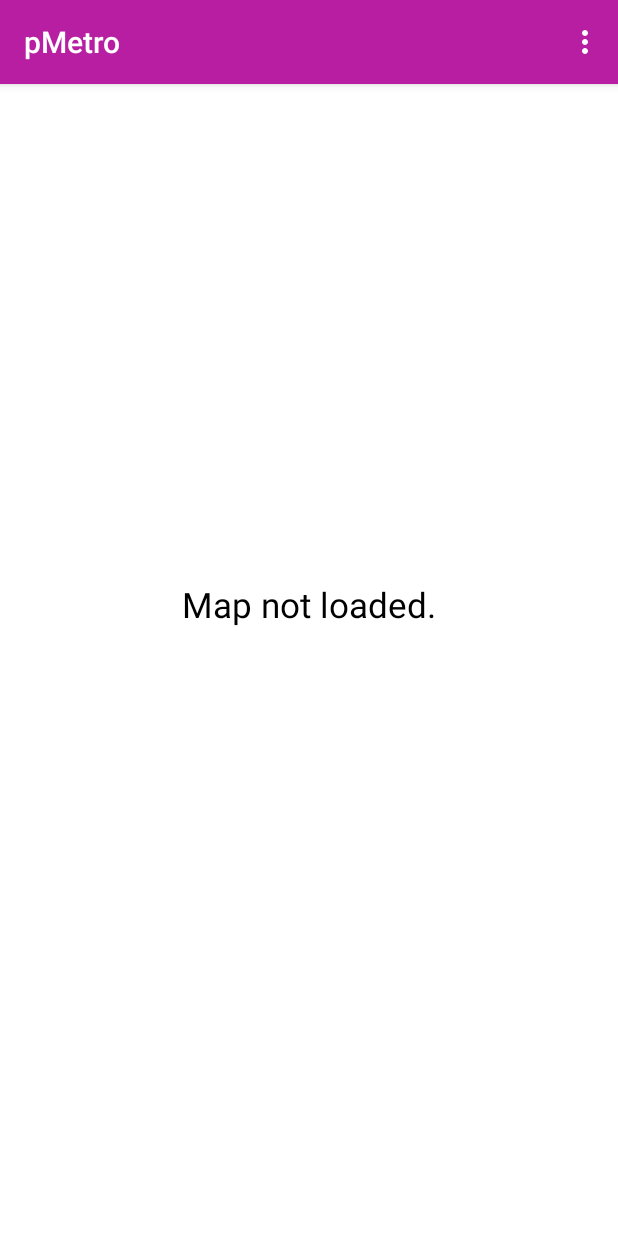
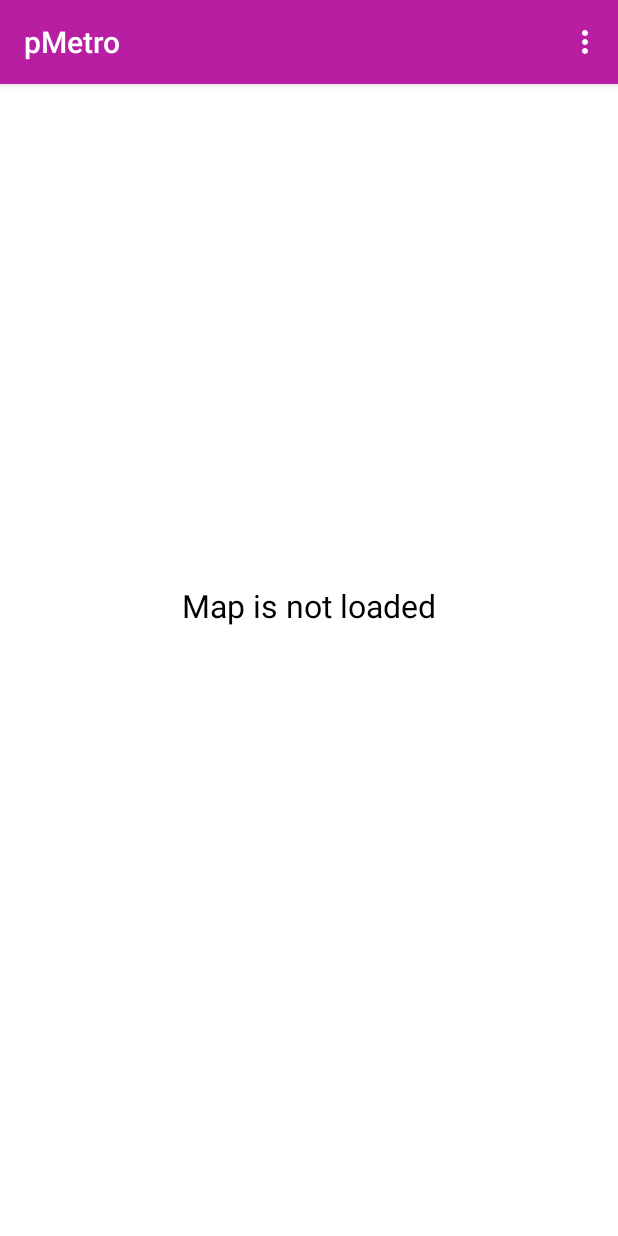
Before and after one commit to Utyff/pMetro, an Android app: the MapActivity screen opened directly, with no data from a screen before it, on a phone screen of 412 x 824 dp. Run offline under Robolectric (Android 15) with nearby library versions, the phone set to English and light mode, and no system bars; pictures from the network do not load.

Commit message:
Fixed untranslated strings

```diff
--- a/app/src/main/java/com/utyf/pmetro/Map_View.java
+++ b/app/src/main/java/com/utyf/pmetro/Map_View.java
@@ -26,8 +26,8 @@ import com.utyf.pmetro.util.TouchView;
 
 public class Map_View extends TouchView {
     private final MapData mapData;
-    private final String notLoaded = "Map not loaded.";
-    private final String loadingMap = "Loading map..";
+    private final String notLoadedText;
+    private final String loadingMapText;
     float fontSize;
     private int   xCentre,yCentre;
     private Rect  rectBar;
@@ -47,6 +47,9 @@ public class Map_View extends TouchView {
     public Map_View(Context context, MapData _mapData) {
         super(context);
         this.mapData = _mapData;
+
+        notLoadedText = getResources().getString(R.string.map_not_loaded);
+        loadingMapText = getResources().getString(R.string.loading_map);
 
         //TypedValue tv = new TypedValue();   // Calculate ActionBar height
         //if( getContext().getTheme().resolveAttribute(android.R.attr.actionBarSize,tv,true) )
@@ -141,7 +144,7 @@ public class Map_View extends TouchView {
         fontSize = 0;
         do
             blackPaint.setTextSize(++fontSize);
-        while( blackPaint.measureText(notLoaded)<w/2.5f );
+        while( blackPaint.measureText(notLoadedText)<w/2.5f );
 
         int[] colors = new int[3];
         colors[0] = 0xffffffff;
@@ -201,7 +204,7 @@ public class Map_View extends TouchView {
         if( mapData.getIsLoading() )  {
             blackPaint.setTextSize(fontSize);
             blackPaint.setTextAlign(Paint.Align.CENTER);
-            c.drawText(loadingMap, xCentre, yCentre, blackPaint);
+            c.drawText(loadingMapText, xCentre, yCentre, blackPaint);
 
             postDelayed(postInvalidateRunnable, 100);
 
@@ -218,7 +221,7 @@ public class Map_View extends TouchView {
         if( !mapData.getIsReady() )  {
             blackPaint.setTextSize(fontSize);
             blackPaint.setTextAlign(Paint.Align.CENTER);
-            c.drawText(notLoaded, xCentre, yCentre, blackPaint);
+            c.drawText(notLoadedText, xCentre, yCentre, blackPaint);
             return;
         }
 
--- a/app/src/main/res/values/strings.xml
+++ b/app/src/main/res/values/strings.xml
@@ -56,5 +56,8 @@
     <string name="catalog_list">Catalog file name</string>
     <string name="choose_route">Choose route</string>
     <string name="select_interface_language">Select interface language</string>
+    <string name="routes">Routes</string>
+    <string name="map_not_loaded">"Map is not loaded"</string>
+    <string name="loading_map">"Loading map…"</string>
 
 </resources>
--- a/app/src/main/res/xml/preferences_general.xml
+++ b/app/src/main/res/xml/preferences_general.xml
@@ -11,7 +11,7 @@
         android:dialogTitle="@string/language" />
 
     <PreferenceCategory
-        android:title="Route">
+        android:title="@string/routes">
 
         <EditTextPreference
             android:key="Route_difference"
```
Also changed, not shown: 1 other file.
